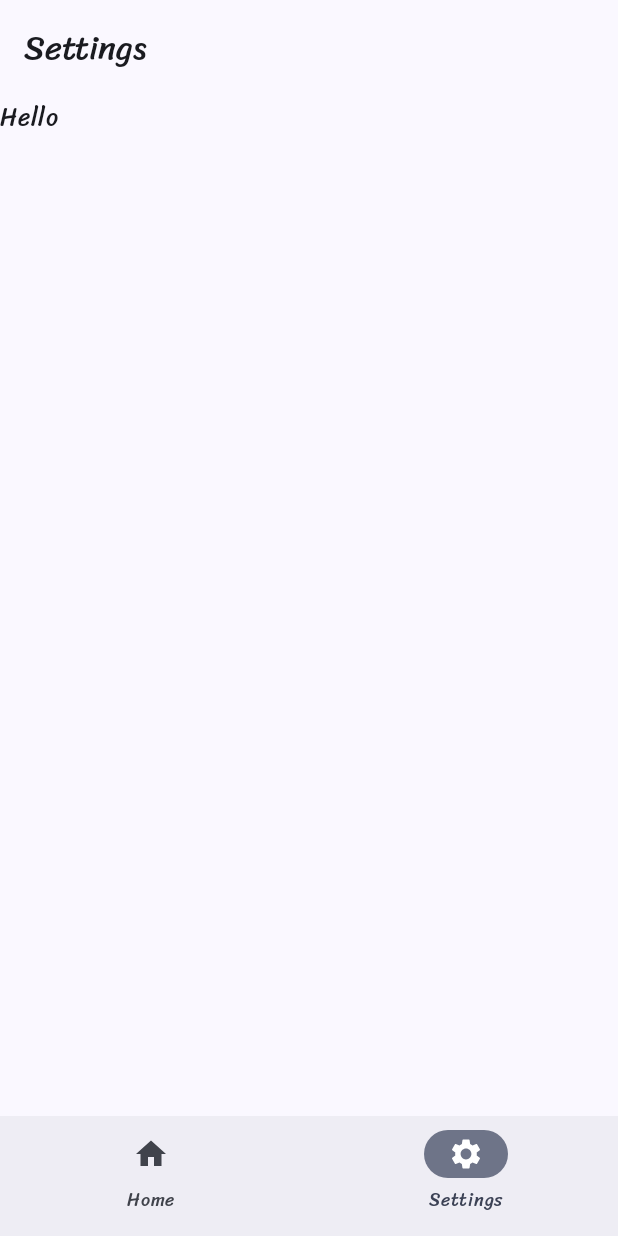
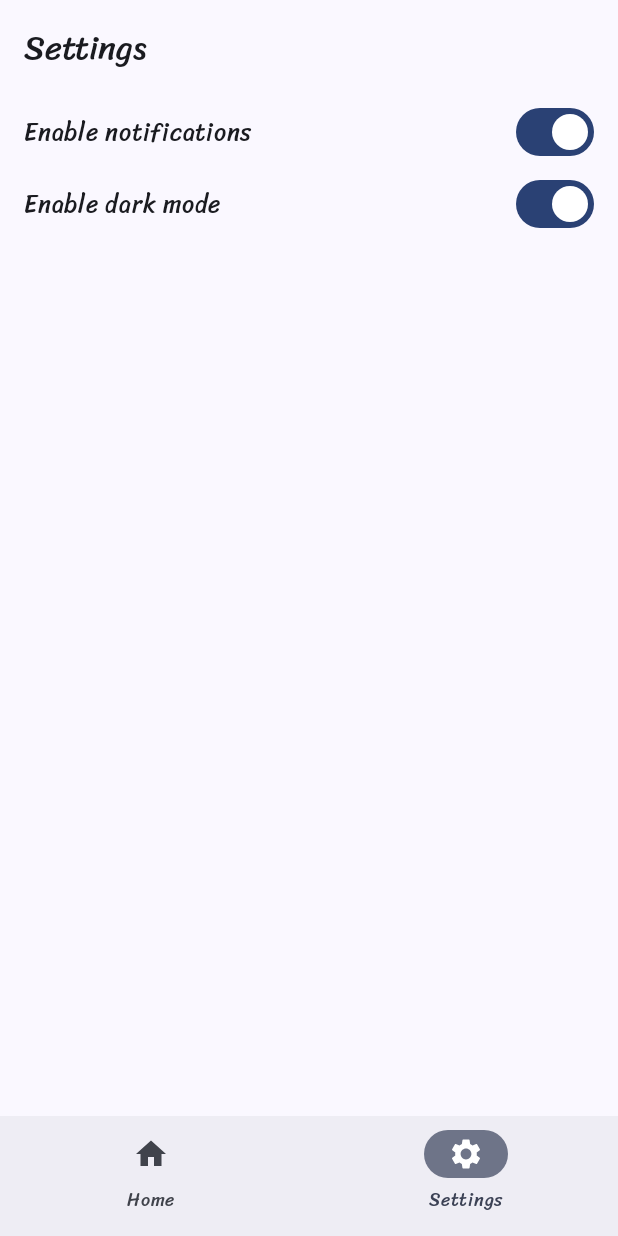
Before and after one commit to tanakornsss/Luminality-Preview, an Android app built with Jetpack Compose: the screen it shows after launch (MainActivity), item 2 of the bottom bar chosen, on a phone screen of 412 x 824 dp. Run offline under Robolectric (Android 15) with nearby library versions, the phone set to English and light mode, and no system bars.

Commit message:
Add placeholder settings silder

```diff
--- a/app/src/main/java/dev/tanakornsss/luminality/ui/screen/NewJournalScreen.kt
+++ b/app/src/main/java/dev/tanakornsss/luminality/ui/screen/NewJournalScreen.kt
@@ -6,11 +6,13 @@ import androidx.compose.foundation.layout.Arrangement
 import androidx.compose.foundation.layout.Box
 import androidx.compose.foundation.layout.Column
 import androidx.compose.foundation.layout.PaddingValues
+import androidx.compose.foundation.layout.Row
 import androidx.compose.foundation.layout.fillMaxSize
 import androidx.compose.foundation.layout.fillMaxWidth
 import androidx.compose.foundation.layout.height
 import androidx.compose.foundation.layout.padding
 import androidx.compose.foundation.layout.width
+import androidx.compose.foundation.lazy.LazyColumn
 import androidx.compose.foundation.lazy.LazyRow
 import androidx.compose.foundation.lazy.items
 import androidx.compose.foundation.shape.RoundedCornerShape
@@ -24,6 +26,7 @@ import androidx.compose.material3.Icon
 import androidx.compose.material3.NavigationBar
 import androidx.compose.material3.NavigationBarItem
 import androidx.compose.material3.Scaffold
+import androidx.compose.material3.Switch
 import androidx.compose.material3.Text
 import androidx.compose.material3.TopAppBar
 import androidx.compose.runtime.Composable
@@ -54,7 +57,7 @@ fun NewJournalScreen(onNavigateCreateJournal: () -> Unit) {
     var selectedDate by remember { mutableStateOf(LocalDate.now()) }
 
     val navController = rememberNavController()
-    val startDestination = BottomBarNavRoute.Home
+    val startDestination = BottomBarNavRoute.HOME
     var selectedDestination by rememberSaveable {
         mutableIntStateOf(startDestination.ordinal)
     }
@@ -64,8 +67,8 @@ fun NewJournalScreen(onNavigateCreateJournal: () -> Unit) {
             TopAppBar(
                 title = {
                     when (selectedDestination) {
-                        BottomBarNavRoute.Home.ordinal -> Text("App logo here")
-                        BottomBarNavRoute.Settings.ordinal -> Text("Settings")
+                        BottomBarNavRoute.HOME.ordinal -> Text("App logo here")
+                        BottomBarNavRoute.SETTINGS.ordinal -> Text("Settings")
                     }
                 }
             )
@@ -94,9 +97,9 @@ fun NewJournalScreen(onNavigateCreateJournal: () -> Unit) {
     ) { innerPadding ->
         NavHost(
             navController = navController,
-            startDestination = BottomBarNavRoute.Home.name
+            startDestination = BottomBarNavRoute.HOME.name
         ) {
-            composable(BottomBarNavRoute.Home.name) {
+            composable(BottomBarNavRoute.HOME.name) {
                 JournalHome(
                     innerPadding = innerPadding,
                     selectedDate = selectedDate,
@@ -104,7 +107,7 @@ fun NewJournalScreen(onNavigateCreateJournal: () -> Unit) {
                     onNavigateCreateJournal = { onNavigateCreateJournal() }
                 )
             }
-            composable(BottomBarNavRoute.Settings.name) {
+            composable(BottomBarNavRoute.SETTINGS.name) {
                 SettingsScreen(innerPadding)
             }
         }
@@ -116,12 +119,12 @@ private enum class BottomBarNavRoute(
     val icon: ImageVector,
     val description: String
 ) {
-    Home(
+    HOME(
         "Home",
         Icons.Filled.Home,
         ""
     ),
-    Settings(
+    SETTINGS(
         "Settings",
         Icons.Filled.Settings,
         ""
@@ -167,10 +170,60 @@ private fun JournalHome(
 private fun SettingsScreen(innerPadding: PaddingValues) {
     Column(modifier = Modifier
         .padding(innerPadding)
+        .padding(horizontal = 16.dp)
         .fillMaxSize()
     ) {
-        Text("Hello")
+        LazyColumn(modifier = Modifier.fillMaxSize()) {
+            items(SettingItems.entries.toList()) { settings ->
+                SettingsRow(
+                    checked = settings.state,
+                    onCheckedChange = { settings.onClick },
+                    label = settings.label
+                )
+            }
+        }
     }
+}
+
+@Composable
+private fun SettingsRow(
+    checked: Boolean,
+    onCheckedChange: (Boolean) -> Unit,
+    label: String
+) {
+    Row(
+        modifier = Modifier.fillMaxWidth(),
+        horizontalArrangement = Arrangement.SpaceBetween,
+        verticalAlignment = Alignment.CenterVertically
+    ) {
+        Text(label)
+        Switch(
+            checked = checked,
+            onCheckedChange = { onCheckedChange(it) },
+        )
+    }
+}
+
+private enum class SettingItems(
+    val label: String,
+    val onClick: () -> Unit,
+    val state: Boolean
+) {
+    NOTIFICATIONS(
+        label = "Enable notifications",
+        onClick = {
+
+        },
+        state = true // Placeholder, will be in a separate ViewModel
+    ),
+    DARK_MODE(
+        label = "Enable dark mode",
+        onClick = {
+
+        },
+        state = true // Placeholder, will be in a separate ViewModel
+    ),
+
 }
 
 @Composable
```
